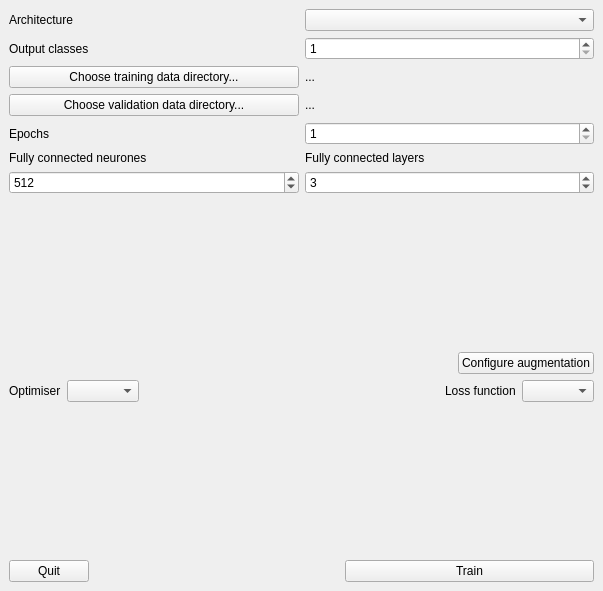
First picture: the form in gui/nntrainer/gui/ui/nntrainer.ui, repository simonrw/nntrainer, before the edit.
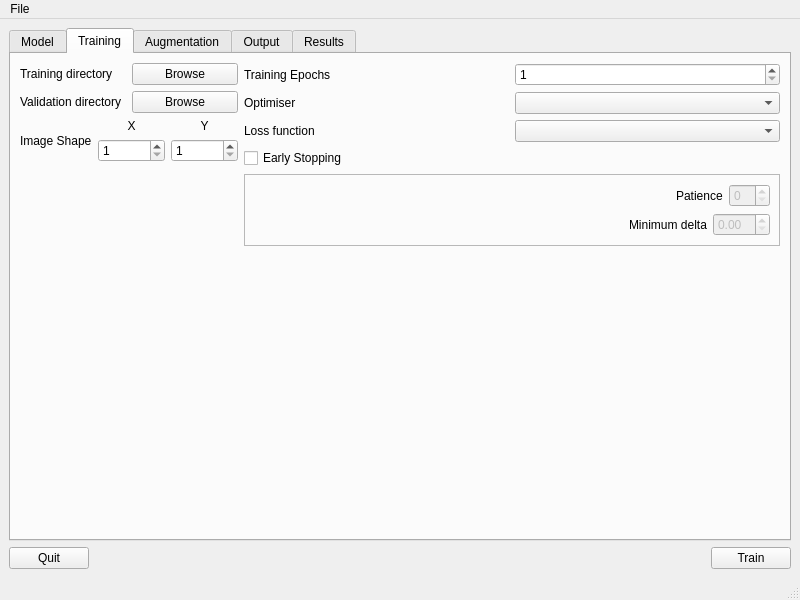
Second picture: the form after the edit. The open tabs and pages were chosen to show the change.

Commit message: Flesh out new UI

Diff of the .ui file:
```diff
--- a/gui/nntrainer/gui/ui/nntrainer.ui
+++ b/gui/nntrainer/gui/ui/nntrainer.ui
@@ -6,15 +6,27 @@
    <rect>
     <x>0</x>
     <y>0</y>
-    <width>603</width>
-    <height>591</height>
+    <width>800</width>
+    <height>600</height>
    </rect>
   </property>
   <property name="windowTitle">
    <string>NN Trainer</string>
   </property>
   <widget class="QWidget" name="centralwidget">
-   <layout class="QVBoxLayout" name="verticalLayout_3">
+   <layout class="QVBoxLayout" name="verticalLayout">
+    <item>
+     <widget class="QTabWidget" name="tabWidget">
+      <property name="currentIndex">
+       <number>3</number>
+      </property>
+      <widget class="QWidget" name="tab">
+       <attribute name="title">
+        <string>Model</string>
+       </attribute>
+       <layout class="QVBoxLayout" name="verticalLayout_2">
+        <item>
+         <layout class="QHBoxLayout" name="horizontalLayout_12">
     <item>
      <layout class="QHBoxLayout" name="horizontalLayout">
       <item>
@@ -30,16 +42,16 @@
      </layout>
     </item>
     <item>
-     <layout class="QHBoxLayout" name="horizontalLayout_2">
+           <layout class="QHBoxLayout" name="horizontalLayout_11">
       <item>
-       <widget class="QLabel" name="label_2">
+             <widget class="QLabel" name="label_6">
         <property name="text">
          <string>Output classes</string>
         </property>
        </widget>
       </item>
       <item>
-       <widget class="QSpinBox" name="spinBox">
+             <widget class="QSpinBox" name="numOutputClassesSelector">
         <property name="minimum">
          <number>1</number>
         </property>
@@ -50,138 +62,143 @@
     <item>
      <layout class="QHBoxLayout" name="horizontalLayout_3">
       <item>
-       <widget class="QPushButton" name="chooseTrainingDataButton">
-        <property name="sizePolicy">
-         <sizepolicy hsizetype="Expanding" vsizetype="Fixed">
-          <horstretch>0</horstretch>
-          <verstretch>0</verstretch>
-         </sizepolicy>
-        </property>
+             <widget class="QLabel" name="label_2">
         <property name="text">
-         <string>Choose training data directory...</string>
+               <string>Number of FC layers</string>
         </property>
        </widget>
       </item>
       <item>
-       <widget class="QLabel" name="chooseTrainingDataLabel">
-        <property name="sizePolicy">
-         <sizepolicy hsizetype="MinimumExpanding" vsizetype="Preferred">
-          <horstretch>0</horstretch>
-          <verstretch>0</verstretch>
-         </sizepolicy>
-        </property>
-        <property name="minimumSize">
-         <size>
-          <width>100</width>
-          <height>0</height>
-         </size>
-        </property>
-        <property name="text">
-         <string>...</string>
-        </property>
-       </widget>
-      </item>
-     </layout>
-    </item>
-    <item>
-     <layout class="QHBoxLayout" name="horizontalLayout_6">
-      <item>
-       <widget class="QPushButton" name="chooseValidationDataButton">
-        <property name="sizePolicy">
-         <sizepolicy hsizetype="Expanding" vsizetype="Fixed">
-          <horstretch>0</horstretch>
-          <verstretch>0</verstretch>
-         </sizepolicy>
-        </property>
-        <property name="text">
-         <string>Choose validation data directory...</string>
-        </property>
-       </widget>
-      </item>
-      <item>
-       <widget class="QLabel" name="chooseValidationDataLabel">
-        <property name="sizePolicy">
-         <sizepolicy hsizetype="MinimumExpanding" vsizetype="Preferred">
-          <horstretch>0</horstretch>
-          <verstretch>0</verstretch>
-         </sizepolicy>
-        </property>
-        <property name="minimumSize">
-         <size>
-          <width>100</width>
-          <height>0</height>
-         </size>
-        </property>
-        <property name="text">
-         <string>...</string>
-        </property>
-       </widget>
+             <widget class="QSpinBox" name="spinBox"/>
       </item>
      </layout>
     </item>
     <item>
      <layout class="QHBoxLayout" name="horizontalLayout_4">
       <item>
-       <widget class="QLabel" name="label_4">
-        <property name="text">
-         <string>Epochs</string>
-        </property>
-       </widget>
-      </item>
-      <item>
-       <widget class="QSpinBox" name="spinBox_2">
-        <property name="minimum">
-         <number>1</number>
-        </property>
-        <property name="maximum">
-         <number>999999999</number>
-        </property>
-       </widget>
-      </item>
-     </layout>
-    </item>
-    <item>
-     <layout class="QHBoxLayout" name="horizontalLayout_7">
-      <item>
-       <layout class="QVBoxLayout" name="verticalLayout">
-        <item>
          <widget class="QLabel" name="label_3">
           <property name="text">
-           <string>Fully connected neurones</string>
+               <string>FC neurones</string>
           </property>
          </widget>
         </item>
         <item>
-         <widget class="QSpinBox" name="fcShape">
+             <widget class="QSpinBox" name="spinBox_2"/>
+            </item>
+           </layout>
+          </item>
+         </layout>
+        </item>
+        <item>
+         <spacer name="verticalSpacer_3">
+          <property name="orientation">
+           <enum>Qt::Vertical</enum>
+          </property>
+          <property name="sizeHint" stdset="0">
+           <size>
+            <width>20</width>
+            <height>40</height>
+           </size>
+          </property>
+         </spacer>
+        </item>
+       </layout>
+      </widget>
+      <widget class="QWidget" name="tab_2">
+       <attribute name="title">
+        <string>Training</string>
+       </attribute>
+       <layout class="QHBoxLayout" name="horizontalLayout_31">
+        <item>
+         <layout class="QVBoxLayout" name="verticalLayout_6">
+          <item>
+           <layout class="QHBoxLayout" name="horizontalLayout_29">
+            <item>
+             <widget class="QLabel" name="label_23">
+              <property name="text">
+               <string>Training directory</string>
+              </property>
+             </widget>
+            </item>
+            <item>
+             <widget class="QPushButton" name="trainingDirButton">
+              <property name="text">
+               <string>Browse</string>
+              </property>
+             </widget>
+            </item>
+           </layout>
+          </item>
+          <item>
+           <layout class="QHBoxLayout" name="horizontalLayout_28">
+            <item>
+             <widget class="QLabel" name="label_24">
+              <property name="text">
+               <string>Validation directory</string>
+              </property>
+             </widget>
+            </item>
+            <item>
+             <widget class="QPushButton" name="validationDirButton">
+              <property name="text">
+               <string>Browse</string>
+              </property>
+             </widget>
+            </item>
+           </layout>
+          </item>
+          <item>
+           <layout class="QHBoxLayout" name="horizontalLayout_14">
+            <item>
+             <widget class="QLabel" name="label_9">
+              <property name="text">
+               <string>Image Shape</string>
+              </property>
+             </widget>
+            </item>
+            <item>
+             <layout class="QVBoxLayout" name="verticalLayout_4">
+              <item>
+               <widget class="QLabel" name="label_11">
+                <property name="text">
+                 <string>X</string>
+                </property>
+                <property name="alignment">
+                 <set>Qt::AlignCenter</set>
+                </property>
+               </widget>
+              </item>
+              <item>
+               <widget class="QSpinBox" name="spinBox_3">
           <property name="minimum">
            <number>1</number>
           </property>
           <property name="maximum">
-           <number>4096</number>
-          </property>
-          <property name="value">
-           <number>512</number>
-          </property>
+                 <number>999999999</number>
+                </property>
          </widget>
         </item>
        </layout>
       </item>
       <item>
-       <layout class="QVBoxLayout" name="verticalLayout_2">
+             <layout class="QVBoxLayout" name="verticalLayout_5">
         <item>
-         <widget class="QLabel" name="label_5">
+               <widget class="QLabel" name="label_10">
           <property name="text">
-           <string>Fully connected layers</string>
-          </property>
+                 <string>Y</string>
+                </property>
+                <property name="alignment">
+                 <set>Qt::AlignCenter</set>
+                </property>
          </widget>
         </item>
         <item>
-         <widget class="QSpinBox" name="fcLayers">
+               <widget class="QSpinBox" name="spinBox_4">
           <property name="minimum">
            <number>1</number>
           </property>
-          <property name="value">
-           <number>3</number>
+                <property name="maximum">
+                 <number>999999999</number>
           </property>
          </widget>
         </item>
@@ -197,41 +214,40 @@
       <property name="sizeHint" stdset="0">
        <size>
         <width>20</width>
-        <height>117</height>
+              <height>40</height>
        </size>
       </property>
      </spacer>
     </item>
+         </layout>
+        </item>
     <item>
-     <layout class="QHBoxLayout" name="horizontalLayout_11">
+         <layout class="QVBoxLayout" name="verticalLayout_14">
       <item>
-       <spacer name="horizontalSpacer_3">
-        <property name="orientation">
-         <enum>Qt::Horizontal</enum>
-        </property>
-        <property name="sizeHint" stdset="0">
-         <size>
-          <width>40</width>
-          <height>20</height>
-         </size>
-        </property>
-       </spacer>
-      </item>
+           <layout class="QHBoxLayout" name="horizontalLayout_30">
       <item>
-       <widget class="QPushButton" name="augmentationConfigurationButton">
+             <widget class="QLabel" name="label_25">
         <property name="text">
-         <string>Configure augmentation</string>
+               <string>Training Epochs</string>
+              </property>
+             </widget>
+            </item>
+            <item>
+             <widget class="QSpinBox" name="epochsValue">
+              <property name="minimum">
+               <number>1</number>
+              </property>
+              <property name="maximum">
+               <number>999999999</number>
         </property>
        </widget>
       </item>
      </layout>
     </item>
     <item>
-     <layout class="QHBoxLayout" name="horizontalLayout_10">
+           <layout class="QHBoxLayout" name="horizontalLayout_5">
       <item>
-       <layout class="QHBoxLayout" name="horizontalLayout_9">
-        <item>
-         <widget class="QLabel" name="label_6">
+             <widget class="QLabel" name="label_4">
           <property name="text">
            <string>Optimiser</string>
           </property>
@@ -243,6 +259,40 @@
        </layout>
       </item>
       <item>
+           <layout class="QHBoxLayout" name="horizontalLayout_6">
+            <item>
+             <widget class="QLabel" name="label_5">
+              <property name="text">
+               <string>Loss function</string>
+              </property>
+             </widget>
+            </item>
+            <item>
+             <widget class="QComboBox" name="lossSelector"/>
+            </item>
+           </layout>
+          </item>
+          <item>
+           <layout class="QVBoxLayout" name="verticalLayout_7">
+            <item>
+             <widget class="QCheckBox" name="earlyStoppingEnable">
+              <property name="text">
+               <string>Early Stopping</string>
+              </property>
+             </widget>
+            </item>
+            <item>
+             <widget class="QFrame" name="frame">
+              <property name="frameShape">
+               <enum>QFrame::StyledPanel</enum>
+              </property>
+              <property name="frameShadow">
+               <enum>QFrame::Raised</enum>
+              </property>
+              <layout class="QVBoxLayout" name="verticalLayout_3">
+               <item>
+                <layout class="QHBoxLayout" name="horizontalLayout_9">
+                 <item>
        <spacer name="horizontalSpacer_2">
         <property name="orientation">
          <enum>Qt::Horizontal</enum>
@@ -260,14 +310,58 @@
         <item>
          <widget class="QLabel" name="label_7">
           <property name="text">
-           <string>Loss function</string>
+                      <string>Patience</string>
           </property>
          </widget>
         </item>
         <item>
-         <widget class="QComboBox" name="lossSelector"/>
-        </item>
-       </layout>
+                    <widget class="QSpinBox" name="patienceValue">
+                     <property name="enabled">
+                      <bool>false</bool>
+                     </property>
+                    </widget>
+                   </item>
+                  </layout>
+                 </item>
+                </layout>
+               </item>
+               <item>
+                <layout class="QHBoxLayout" name="horizontalLayout_10">
+                 <item>
+                  <spacer name="horizontalSpacer_3">
+                   <property name="orientation">
+                    <enum>Qt::Horizontal</enum>
+                   </property>
+                   <property name="sizeHint" stdset="0">
+                    <size>
+                     <width>40</width>
+                     <height>20</height>
+                    </size>
+                   </property>
+                  </spacer>
+                 </item>
+                 <item>
+                  <layout class="QHBoxLayout" name="horizontalLayout_7">
+                   <item>
+                    <widget class="QLabel" name="label_8">
+                     <property name="text">
+                      <string>Minimum delta</string>
+                     </property>
+                    </widget>
+                   </item>
+                   <item>
+                    <widget class="QDoubleSpinBox" name="minDeltaValue">
+                     <property name="enabled">
+                      <bool>false</bool>
+                     </property>
+                    </widget>
+                   </item>
+                  </layout>
+                 </item>
+                </layout>
+               </item>
+              </layout>
+             </widget>
       </item>
      </layout>
     </item>
@@ -279,13 +373,232 @@
       <property name="sizeHint" stdset="0">
        <size>
         <width>20</width>
-        <height>117</height>
+              <height>40</height>
        </size>
       </property>
      </spacer>
     </item>
+         </layout>
+        </item>
+       </layout>
+      </widget>
+      <widget class="QWidget" name="tab_3">
+       <attribute name="title">
+        <string>Augmentation</string>
+       </attribute>
+       <layout class="QHBoxLayout" name="horizontalLayout_36">
     <item>
-     <layout class="QHBoxLayout" name="horizontalLayout_5">
+         <layout class="QVBoxLayout" name="verticalLayout_17">
+          <item>
+           <layout class="QVBoxLayout" name="verticalLayout_16">
+            <item>
+             <widget class="QCheckBox" name="checkBox">
+              <property name="text">
+               <string>Horizontal Flip</string>
+              </property>
+             </widget>
+            </item>
+            <item>
+             <widget class="QCheckBox" name="checkBox_2">
+              <property name="text">
+               <string>Vertical Flip</string>
+              </property>
+             </widget>
+            </item>
+            <item>
+             <layout class="QHBoxLayout" name="horizontalLayout_32">
+              <item>
+               <widget class="QLabel" name="label_26">
+                <property name="text">
+                 <string>Rotation angle</string>
+                </property>
+               </widget>
+              </item>
+              <item>
+               <widget class="QSpinBox" name="spinBox_9">
+                <property name="minimum">
+                 <number>-180</number>
+                </property>
+                <property name="maximum">
+                 <number>180</number>
+                </property>
+               </widget>
+              </item>
+             </layout>
+            </item>
+           </layout>
+          </item>
+          <item>
+           <spacer name="verticalSpacer_4">
+            <property name="orientation">
+             <enum>Qt::Vertical</enum>
+            </property>
+            <property name="sizeHint" stdset="0">
+             <size>
+              <width>20</width>
+              <height>40</height>
+             </size>
+            </property>
+           </spacer>
+          </item>
+         </layout>
+        </item>
+        <item>
+         <layout class="QVBoxLayout" name="verticalLayout_18">
+          <item>
+           <layout class="QVBoxLayout" name="verticalLayout_15">
+            <item>
+             <layout class="QHBoxLayout" name="horizontalLayout_33">
+              <item>
+               <widget class="QLabel" name="label_27">
+                <property name="text">
+                 <string>Width shift range</string>
+                </property>
+               </widget>
+              </item>
+              <item>
+               <widget class="QSpinBox" name="spinBox_10"/>
+              </item>
+             </layout>
+            </item>
+            <item>
+             <layout class="QHBoxLayout" name="horizontalLayout_34">
+              <item>
+               <widget class="QLabel" name="label_28">
+                <property name="text">
+                 <string>Height shift range</string>
+                </property>
+               </widget>
+              </item>
+              <item>
+               <widget class="QSpinBox" name="spinBox_11"/>
+              </item>
+             </layout>
+            </item>
+            <item>
+             <layout class="QHBoxLayout" name="horizontalLayout_35">
+              <item>
+               <widget class="QLabel" name="label_29">
+                <property name="text">
+                 <string>Brightness shift range</string>
+                </property>
+               </widget>
+              </item>
+              <item>
+               <widget class="QSpinBox" name="spinBox_12"/>
+              </item>
+             </layout>
+            </item>
+           </layout>
+          </item>
+          <item>
+           <spacer name="verticalSpacer_9">
+            <property name="orientation">
+             <enum>Qt::Vertical</enum>
+            </property>
+            <property name="sizeHint" stdset="0">
+             <size>
+              <width>20</width>
+              <height>40</height>
+             </size>
+            </property>
+           </spacer>
+          </item>
+         </layout>
+        </item>
+       </layout>
+      </widget>
+      <widget class="QWidget" name="tab_4">
+       <attribute name="title">
+        <string>Output</string>
+       </attribute>
+       <layout class="QHBoxLayout" name="horizontalLayout_39">
+        <item>
+         <spacer name="horizontalSpacer_6">
+          <property name="orientation">
+           <enum>Qt::Horizontal</enum>
+          </property>
+          <property name="sizeHint" stdset="0">
+           <size>
+            <width>234</width>
+            <height>20</height>
+           </size>
+          </property>
+         </spacer>
+        </item>
+        <item>
+         <layout class="QVBoxLayout" name="verticalLayout_19">
+          <item>
+           <layout class="QHBoxLayout" name="horizontalLayout_37">
+            <item>
+             <widget class="QLabel" name="label_30">
+              <property name="text">
+               <string>Output name</string>
+              </property>
+             </widget>
+            </item>
+            <item>
+             <widget class="QLineEdit" name="lineEdit"/>
+            </item>
+           </layout>
+          </item>
+          <item>
+           <layout class="QHBoxLayout" name="horizontalLayout_38">
+            <item>
+             <widget class="QLabel" name="label_31">
+              <property name="text">
+               <string>Output directory</string>
+              </property>
+             </widget>
+            </item>
+            <item>
+             <widget class="QPushButton" name="pushButton_2">
+              <property name="text">
+               <string>Browse</string>
+              </property>
+             </widget>
+            </item>
+           </layout>
+          </item>
+          <item>
+           <spacer name="verticalSpacer_10">
+            <property name="orientation">
+             <enum>Qt::Vertical</enum>
+            </property>
+            <property name="sizeHint" stdset="0">
+             <size>
+              <width>20</width>
+              <height>40</height>
+             </size>
+            </property>
+           </spacer>
+          </item>
+         </layout>
+        </item>
+        <item>
+         <spacer name="horizontalSpacer_7">
+          <property name="orientation">
+           <enum>Qt::Horizontal</enum>
+          </property>
+          <property name="sizeHint" stdset="0">
+           <size>
+            <width>234</width>
+            <height>20</height>
+           </size>
+          </property>
+         </spacer>
+        </item>
+       </layout>
+      </widget>
+      <widget class="QWidget" name="tab_5">
+       <attribute name="title">
+        <string>Results</string>
+       </attribute>
+      </widget>
+     </widget>
+    </item>
+    <item>
+     <layout class="QHBoxLayout" name="horizontalLayout_2">
       <item>
        <widget class="QPushButton" name="quitButton">
         <property name="text">
@@ -307,13 +620,7 @@
        </spacer>
       </item>
       <item>
-       <widget class="QPushButton" name="trainButton">
-        <property name="sizePolicy">
-         <sizepolicy hsizetype="MinimumExpanding" vsizetype="Fixed">
-          <horstretch>0</horstretch>
-          <verstretch>0</verstretch>
-         </sizepolicy>
-        </property>
+       <widget class="QPushButton" name="pushButton">
         <property name="text">
          <string>Train</string>
         </property>
@@ -323,6 +630,32 @@
     </item>
    </layout>
   </widget>
+  <widget class="QMenuBar" name="menubar">
+   <property name="geometry">
+    <rect>
+     <x>0</x>
+     <y>0</y>
+     <width>800</width>
+     <height>22</height>
+    </rect>
+   </property>
+   <widget class="QMenu" name="menuFile">
+    <property name="title">
+     <string>File</string>
+    </property>
+    <addaction name="actionQuit"/>
+   </widget>
+   <addaction name="menuFile"/>
+  </widget>
+  <widget class="QStatusBar" name="statusbar"/>
+  <action name="actionQuit">
+   <property name="text">
+    <string>Quit</string>
+   </property>
+   <property name="shortcut">
+    <string>Meta+Q</string>
+   </property>
+  </action>
  </widget>
  <resources/>
  <connections/>
```
Left out of the diff: 30 changed lines with no effect on the pictures. Lines whose indentation alone changed are shown as unchanged. The commit also changes 1 other file.
